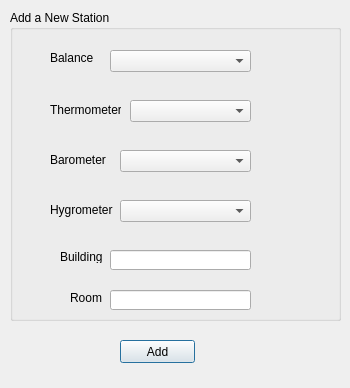
The window that sub_ui/Add_Station.ui (pwang96/MEASURE) describes before a commit, drawn with Qt 5.
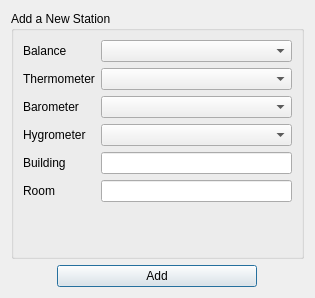
The same window after the commit.

Commit message: added manually entered measurements UI for the most general cases added a new edit existing weight UI added 'are you sure' messages for cancel buttons changed all UIs so that they scale properly with the window size

```diff
--- a/sub_ui/Add_Station.ui
+++ b/sub_ui/Add_Station.ui
@@ -6,177 +6,103 @@
    <rect>
     <x>0</x>
     <y>0</y>
-    <width>350</width>
-    <height>388</height>
+    <width>315</width>
+    <height>298</height>
    </rect>
   </property>
   <property name="windowTitle">
    <string>Dialog</string>
   </property>
-  <widget class="QGroupBox" name="groupBox">
-   <property name="geometry">
-    <rect>
-     <x>10</x>
-     <y>10</y>
-     <width>331</width>
-     <height>311</height>
-    </rect>
-   </property>
-   <property name="title">
-    <string>Add a New Station</string>
-   </property>
-   <widget class="QLabel" name="label">
-    <property name="geometry">
-     <rect>
-      <x>40</x>
-      <y>40</y>
-      <width>47</width>
-      <height>16</height>
-     </rect>
-    </property>
-    <property name="text">
-     <string>Balance</string>
-    </property>
-   </widget>
-   <widget class="QLabel" name="label_2">
-    <property name="geometry">
-     <rect>
-      <x>40</x>
-      <y>90</y>
-      <width>71</width>
-      <height>20</height>
-     </rect>
-    </property>
-    <property name="text">
-     <string>Thermometer</string>
-    </property>
-   </widget>
-   <widget class="QLabel" name="label_3">
-    <property name="geometry">
-     <rect>
-      <x>40</x>
-      <y>140</y>
-      <width>71</width>
-      <height>20</height>
-     </rect>
-    </property>
-    <property name="text">
-     <string>Barometer</string>
-    </property>
-   </widget>
-   <widget class="QLabel" name="label_4">
-    <property name="geometry">
-     <rect>
-      <x>40</x>
-      <y>190</y>
-      <width>71</width>
-      <height>20</height>
-     </rect>
-    </property>
-    <property name="text">
-     <string>Hygrometer</string>
-    </property>
-   </widget>
-   <widget class="QComboBox" name="balanceCombo">
-    <property name="geometry">
-     <rect>
-      <x>100</x>
-      <y>40</y>
-      <width>141</width>
-      <height>22</height>
-     </rect>
-    </property>
-   </widget>
-   <widget class="QComboBox" name="thermometerCombo">
-    <property name="geometry">
-     <rect>
-      <x>120</x>
-      <y>90</y>
-      <width>121</width>
-      <height>22</height>
-     </rect>
-    </property>
-   </widget>
-   <widget class="QComboBox" name="barometerCombo">
-    <property name="geometry">
-     <rect>
-      <x>110</x>
-      <y>140</y>
-      <width>131</width>
-      <height>22</height>
-     </rect>
-    </property>
-   </widget>
-   <widget class="QComboBox" name="hygrometerCombo">
-    <property name="geometry">
-     <rect>
-      <x>110</x>
-      <y>190</y>
-      <width>131</width>
-      <height>22</height>
-     </rect>
-    </property>
-   </widget>
-   <widget class="QLabel" name="label_5">
-    <property name="geometry">
-     <rect>
-      <x>50</x>
-      <y>240</y>
-      <width>47</width>
-      <height>13</height>
-     </rect>
-    </property>
-    <property name="text">
-     <string>Building</string>
-    </property>
-   </widget>
-   <widget class="QLabel" name="label_6">
-    <property name="geometry">
-     <rect>
-      <x>60</x>
-      <y>280</y>
-      <width>41</width>
-      <height>16</height>
-     </rect>
-    </property>
-    <property name="text">
-     <string>Room</string>
-    </property>
-   </widget>
-   <widget class="QLineEdit" name="buildingEdit">
-    <property name="geometry">
-     <rect>
-      <x>100</x>
-      <y>240</y>
-      <width>141</width>
-      <height>20</height>
-     </rect>
-    </property>
-   </widget>
-   <widget class="QLineEdit" name="roomEdit">
-    <property name="geometry">
-     <rect>
-      <x>100</x>
-      <y>280</y>
-      <width>141</width>
-      <height>20</height>
-     </rect>
-    </property>
-   </widget>
-  </widget>
-  <widget class="QPushButton" name="addStationButton">
-   <property name="geometry">
-    <rect>
-     <x>120</x>
-     <y>340</y>
-     <width>75</width>
-     <height>23</height>
-    </rect>
-   </property>
-   <property name="text">
-    <string>Add</string>
-   </property>
-  </widget>
+  <layout class="QGridLayout" name="gridLayout">
+   <item row="1" column="0" alignment="Qt::AlignHCenter">
+    <widget class="QPushButton" name="addStationButton">
+     <property name="minimumSize">
+      <size>
+       <width>200</width>
+       <height>0</height>
+      </size>
+     </property>
+     <property name="maximumSize">
+      <size>
+       <width>200</width>
+       <height>16777215</height>
+      </size>
+     </property>
+     <property name="text">
+      <string>Add</string>
+     </property>
+    </widget>
+   </item>
+   <item row="0" column="0">
+    <widget class="QGroupBox" name="groupBox">
+     <property name="title">
+      <string>Add a New Station</string>
+     </property>
+     <layout class="QFormLayout" name="formLayout">
+      <item row="0" column="0">
+       <widget class="QLabel" name="label">
+        <property name="text">
+         <string>Balance</string>
+        </property>
+       </widget>
+      </item>
+      <item row="9" column="0">
+       <widget class="QLabel" name="label_5">
+        <property name="text">
+         <string>Building</string>
+        </property>
+       </widget>
+      </item>
+      <item row="9" column="1">
+       <widget class="QLineEdit" name="buildingEdit"/>
+      </item>
+      <item row="11" column="0">
+       <widget class="QLabel" name="label_6">
+        <property name="text">
+         <string>Room</string>
+        </property>
+       </widget>
+      </item>
+      <item row="11" column="1">
+       <widget class="QLineEdit" name="roomEdit"/>
+      </item>
+      <item row="0" column="1">
+       <widget class="QComboBox" name="balanceCombo"/>
+      </item>
+      <item row="3" column="0">
+       <widget class="QLabel" name="label_2">
+        <property name="text">
+         <string>Thermometer</string>
+        </property>
+       </widget>
+      </item>
+      <item row="5" column="0">
+       <widget class="QLabel" name="label_3">
+        <property name="text">
+         <string>Barometer</string>
+        </property>
+       </widget>
+      </item>
+      <item row="7" column="0">
+       <widget class="QLabel" name="label_4">
+        <property name="text">
+         <string>Hygrometer</string>
+        </property>
+       </widget>
+      </item>
+      <item row="3" column="1">
+       <widget class="QComboBox" name="thermometerCombo"/>
+      </item>
+      <item row="5" column="1">
+       <widget class="QComboBox" name="barometerCombo"/>
+      </item>
+      <item row="7" column="1">
+       <widget class="QComboBox" name="hygrometerCombo"/>
+      </item>
+     </layout>
+    </widget>
+   </item>
+  </layout>
  </widget>
  <resources/>
  <connections/>
```
Left out of the diff: 2 changed lines with no effect on the pictures. The commit also changes 20 other files.
